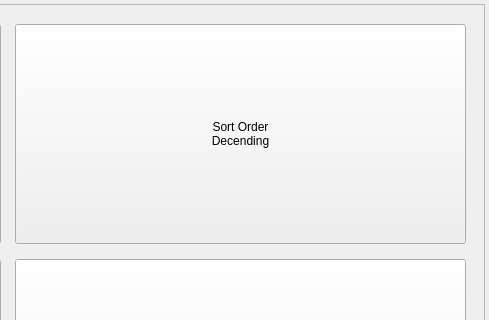
First picture: the form in gui/mainwidget/src/search/functiondialog.ui, repository yjsin-emastec/neptune, before the edit; both pictures show x 474 to 963 and y 0 to 320 of the 963 by 613 pixel window.
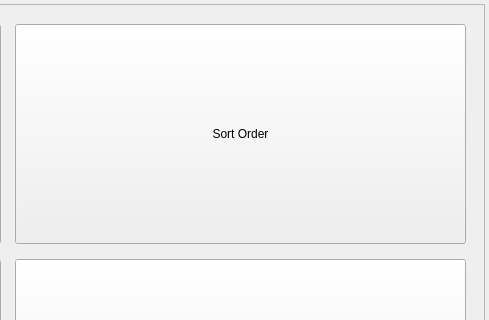
Second picture: the form after the edit.

Patch:
```diff
--- a/gui/mainwidget/src/search/functiondialog.ui
+++ b/gui/mainwidget/src/search/functiondialog.ui
@@ -77,8 +77,7 @@
      </rect>
     </property>
     <property name="text">
-     <string>Sort Order
-Decending</string>
+     <string>Sort Order</string>
     </property>
    </widget>
    <widget class="QPushButton" name="buttonBackup">
```
